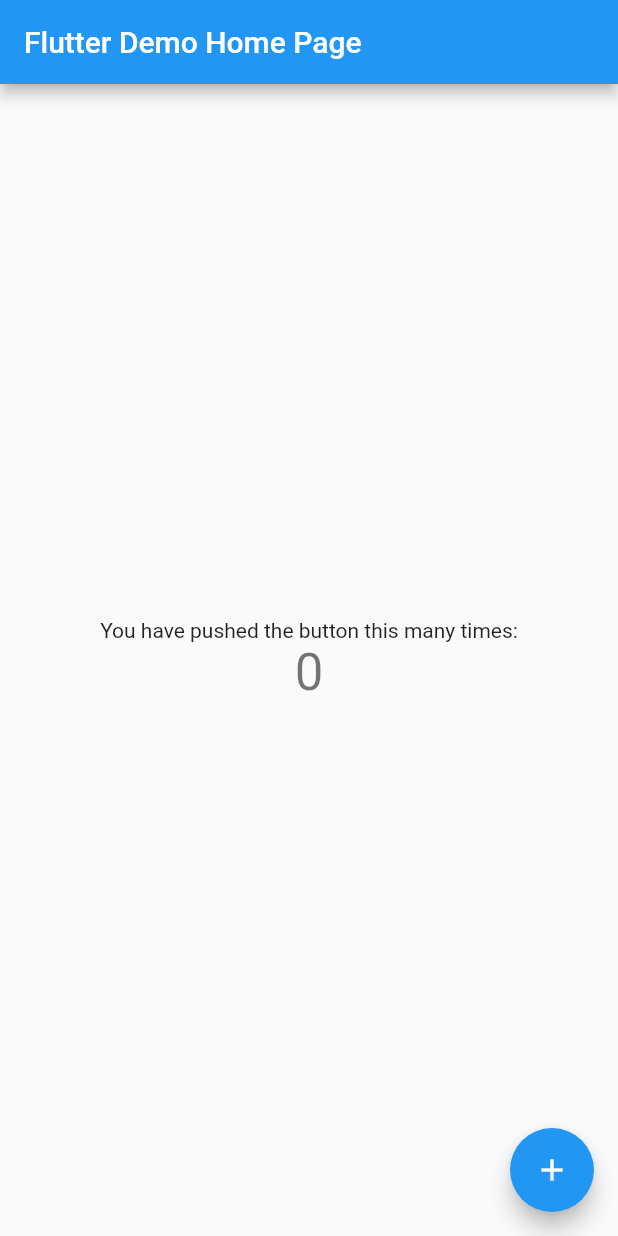
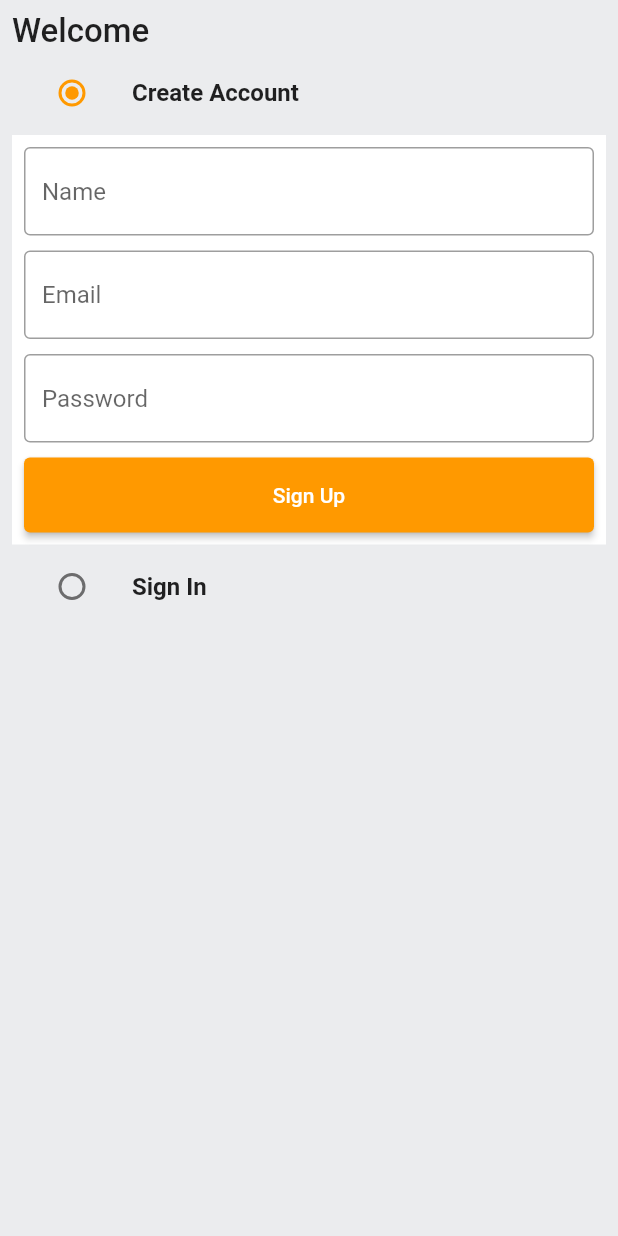
Before and after one commit to m-vishnuraj/amazon_clone, a Flutter app: the screen it shows after launch, on a phone screen of 412 x 824 dp. Run offline on Flutter 3.47's test engine with Material 2 defaults, Android fonts, the phone set to English and light mode, and no system bars.

Commit message:
auth ui completed

```diff
--- /dev/null
+++ b/lib/common/widgets/custom_button.dart
@@ -0,0 +1,22 @@
+import 'package:flutter/material.dart';
+
+class CustomButton extends StatelessWidget {
+  final String title;
+  final VoidCallback onTap;
+  const CustomButton({
+    super.key,
+    required this.title,
+    required this.onTap,
+  });
+
+  @override
+  Widget build(BuildContext context) {
+    return ElevatedButton(
+      onPressed: onTap,
+      child: Text(title),
+      style: ElevatedButton.styleFrom(
+        minimumSize: const Size(double.infinity, 50),
+      ),
+    );
+  }
+}
--- /dev/null
+++ b/lib/common/widgets/custom_textfield.dart
@@ -0,0 +1,29 @@
+import 'package:flutter/material.dart';
+
+class CustomTextFiled extends StatelessWidget {
+  final TextEditingController controller;
+  final String hintText;
+  const CustomTextFiled(
+      {super.key, required this.controller, required this.hintText});
+
+  @override
+  Widget build(BuildContext context) {
+    return TextFormField(
+      controller: controller,
+      decoration: InputDecoration(
+        hintText: hintText,
+        border: const OutlineInputBorder(
+          borderSide: BorderSide(
+            color: Colors.black38,
+          ),
+        ),
+        enabledBorder: const OutlineInputBorder(
+          borderSide: BorderSide(
+            color: Colors.black38,
+          ),
+        ),
+      ),
+      validator: (val) {},
+    );
+  }
+}
--- /dev/null
+++ b/lib/constants/global_variables.dart
@@ -0,0 +1,52 @@
+import 'package:flutter/material.dart';
+
+String uri = 'http://<yourip>:3000';
+
+class GlobalVariables {
+  // COLORS
+  static const appBarGradient = LinearGradient(
+    colors: [
+      Color.fromARGB(255, 29, 201, 192),
+      Color.fromARGB(255, 125, 221, 216),
+    ],
+    stops: [0.5, 1.0],
+  );
+
+  static const secondaryColor = Color.fromRGBO(255, 153, 0, 1);
+  static const backgroundColor = Colors.white;
+  static const Color greyBackgroundColor = Color(0xffebecee);
+  static var selectedNavBarColor = Colors.cyan[800]!;
+  static const unselectedNavBarColor = Colors.black87;
+
+  // STATIC IMAGES
+  // static const List<String> carouselImages = [
+  //   'https://images-eu.ssl-images-amazon.com/images/G/31/img21/Wireless/WLA/TS/D37847648_Accessories_savingdays_Jan22_Cat_PC_1500.jpg',
+  //   'https://images-eu.ssl-images-amazon.com/images/G/31/img2021/Vday/bwl/English.jpg',
+  //   'https://images-eu.ssl-images-amazon.com/images/G/31/img22/Wireless/AdvantagePrime/BAU/14thJan/D37196025_IN_WL_AdvantageJustforPrime_Jan_Mob_ingress-banner_1242x450.jpg',
+  //   'https://images-na.ssl-images-amazon.com/images/G/31/Symbol/2020/00NEW/1242_450Banners/PL31_copy._CB432483346_.jpg',
+  //   'https://images-na.ssl-images-amazon.com/images/G/31/img21/shoes/September/SSW/pc-header._CB641971330_.jpg',
+  // ];
+
+  // static const List<Map<String, String>> categoryImages = [
+  //   {
+  //     'title': 'Mobiles',
+  //     'image': 'assets/images/mobiles.jpeg',
+  //   },
+  //   {
+  //     'title': 'Essentials',
+  //     'image': 'assets/images/essentials.jpeg',
+  //   },
+  //   {
+  //     'title': 'Appliances',
+  //     'image': 'assets/images/appliances.jpeg',
+  //   },
+  //   {
+  //     'title': 'Books',
+  //     'image': 'assets/images/books.jpeg',
+  //   },
+  //   {
+  //     'title': 'Fashion',
+  //     'image': 'assets/images/fashion.jpeg',
+  //   },
+  // ];
+}
--- /dev/null
+++ b/lib/features/auth/screens/auth_screen.dart
@@ -0,0 +1,168 @@
+import 'package:amazon_clone/common/widgets/custom_button.dart';
+import 'package:amazon_clone/common/widgets/custom_textfield.dart';
+import 'package:amazon_clone/constants/global_variables.dart';
+import 'package:flutter/material.dart';
+
+enum Auth {
+  signin,
+  signup,
+}
+
+class AuthScreen extends StatefulWidget {
+  static const routeName = '/auth-screen';
+  const AuthScreen({super.key});
+
+  @override
+  State<AuthScreen> createState() => _AuthScreenState();
+}
+
+class _AuthScreenState extends State<AuthScreen> {
+  Auth _auth = Auth.signup;
+  final _signupFormKey = GlobalKey<FormState>();
+  final _signinFormKey = GlobalKey<FormState>();
+
+  final TextEditingController _emailController = TextEditingController();
+  final TextEditingController _passwordController = TextEditingController();
+  final TextEditingController _nameController = TextEditingController();
+
+  @override
+  void dispose() {
+    _emailController.dispose();
+    _passwordController.dispose();
+    _nameController.dispose();
+    super.dispose();
+  }
+
+  @override
+  Widget build(BuildContext context) {
+    return Scaffold(
+      backgroundColor: GlobalVariables.greyBackgroundColor,
+      body: SafeArea(
+        child: Padding(
+          padding: const EdgeInsets.all(8.0),
+          child: Column(
+            crossAxisAlignment: CrossAxisAlignment.start,
+            children: [
+              const Text(
+                'Welcome',
+                style: TextStyle(
+                  fontSize: 22,
+                  fontWeight: FontWeight.w500,
+                ),
+              ),
+              ListTile(
+                tileColor: _auth == Auth.signup
+                    ? GlobalVariables.greyBackgroundColor
+                    : GlobalVariables.greyBackgroundColor,
+                title: const Text(
+                  'Create Account',
+                  style: TextStyle(fontWeight: FontWeight.bold),
+                ),
+                leading: Radio(
+                  activeColor: GlobalVariables.secondaryColor,
+                  value: Auth.signup,
+                  groupValue: _auth,
+                  onChanged: (Auth? val) {
+                    setState(() {
+                      _auth = val!;
+                    });
+                  },
+                ),
+              ),
+              if (_auth == Auth.signup)
+                Container(
+                  color: GlobalVariables.backgroundColor,
+                  child: Padding(
+                    padding: const EdgeInsets.all(8.0),
+                    child: Form(
+                      key: _signupFormKey,
+                      child: Column(
+                        children: [
+                          CustomTextFiled(
+                            controller: _nameController,
+                            hintText: 'Name',
+                          ),
+                          const SizedBox(
+                            height: 10,
+                          ),
+                          CustomTextFiled(
+                            controller: _emailController,
+                            hintText: 'Email',
+                          ),
+                          const SizedBox(
+                            height: 10,
+                          ),
+                          CustomTextFiled(
+                            controller: _passwordController,
+                            hintText: 'Password',
+                          ),
+                          const SizedBox(
+                            height: 10,
+                          ),
+                          CustomButton(
+                            title: 'Sign Up',
+                            onTap: () {},
+                          ),
+                        ],
+                      ),
+                    ),
+                  ),
+                ),
+              ListTile(
+                tileColor: _auth == Auth.signin
+                    ? GlobalVariables.greyBackgroundColor
+                    : GlobalVariables.greyBackgroundColor,
+                title: const Text(
+                  'Sign In',
+                  style: TextStyle(fontWeight: FontWeight.bold),
+                ),
+                leading: Radio(
+                  activeColor: GlobalVariables.secondaryColor,
+                  value: Auth.signin,
+                  groupValue: _auth,
+                  onChanged: (Auth? val) {
+                    setState(() {
+                      _auth = val!;
+                    });
+                  },
+                ),
+              ),
+              if (_auth == Auth.signin)
+                Container(
+                  color: GlobalVariables.backgroundColor,
+                  child: Padding(
+                    padding: const EdgeInsets.all(8.0),
+                    child: Form(
+                      key: _signinFormKey,
+                      child: Column(
+                        children: [
+                          CustomTextFiled(
+                            controller: _emailController,
+                            hintText: 'Email',
+                          ),
+                          const SizedBox(
+                            height: 10,
+                          ),
+                          CustomTextFiled(
+                            controller: _passwordController,
+                            hintText: 'Password',
+                          ),
+                          const SizedBox(
+                            height: 10,
+                          ),
+                          CustomButton(
+                            title: 'Sign In',
+                            onTap: () {},
+                          ),
+                        ],
+                      ),
+                    ),
+                  ),
+                ),
+            ],
+          ),
+        ),
+      ),
+    );
+  }
+}
--- a/lib/main.dart
+++ b/lib/main.dart
@@ -1,3 +1,6 @@
+import 'package:amazon_clone/constants/global_variables.dart';
+import 'package:amazon_clone/features/auth/screens/auth_screen.dart';
+import 'package:amazon_clone/router.dart';
 import 'package:flutter/material.dart';
 
 void main() {
@@ -7,109 +10,22 @@ void main() {
 class MyApp extends StatelessWidget {
   const MyApp({super.key});
 
-  // This widget is the root of your application.
   @override
   Widget build(BuildContext context) {
     return MaterialApp(
-      title: 'Flutter Demo',
+      title: 'Amazon Clone',
       theme: ThemeData(
-        // This is the theme of your application.
-        //
-        // Try running your application with "flutter run". You'll see the
-        // application has a blue toolbar. Then, without quitting the app, try
-        // changing the primarySwatch below to Colors.green and then invoke
-        // "hot reload" (press "r" in the console where you ran "flutter run",
-        // or simply save your changes to "hot reload" in a Flutter IDE).
-        // Notice that the counter didn't reset back to zero; the application
-        // is not restarted.
-        primarySwatch: Colors.blue,
+        scaffoldBackgroundColor: GlobalVariables.backgroundColor,
+        colorScheme: const ColorScheme.light(
+          primary: GlobalVariables.secondaryColor,
+        ),
+        appBarTheme: const AppBarTheme(
+          elevation: 0,
+          iconTheme: IconThemeData(color: Colors.black),
+        ),
       ),
-      home: const MyHomePage(title: 'Flutter Demo Home Page'),
+      onGenerateRoute: ((settings) => generateRoute(settings)),
+      home: const AuthScreen(),
     );
   }
 }
-
-class MyHomePage extends StatefulWidget {
-  const MyHomePage({super.key, required this.title});
-
-  // This widget is the home page of your application. It is stateful, meaning
-  // that it has a State object (defined below) that contains fields that affect
-  // how it looks.
-
-  // This class is the configuration for the state. It holds the values (in this
-  // case the title) provided by the parent (in this case the App widget) and
-  // used by the build method of the State. Fields in a Widget subclass are
-  // always marked "final".
-
-  final String title;
-
-  @override
-  State<MyHomePage> createState() => _MyHomePageState();
-}
-
-class _MyHomePageState extends State<MyHomePage> {
-  int _counter = 0;
-
-  void _incrementCounter() {
-    setState(() {
-      // This call to setState tells the Flutter framework that something has
-      // changed in this State, which causes it to rerun the build method below
-      // so that the display can reflect the updated values. If we changed
-      // _counter without calling setState(), then the build method would not be
-      // called again, and so nothing would appear to happen.
-      _counter++;
-    });
-  }
-
-  @override
-  Widget build(BuildContext context) {
-    // This method is rerun every time setState is called, for instance as done
-    // by the _incrementCounter method above.
-    //
-    // The Flutter framework has been optimized to make rerunning build methods
-    // fast, so that you can just rebuild anything that needs updating rather
-    // than having to individually change instances of widgets.
-    return Scaffold(
-      appBar: AppBar(
-        // Here we take the value from the MyHomePage object that was created by
-        // the App.build method, and use it to set our appbar title.
-        title: Text(widget.title),
-      ),
-      body: Center(
-        // Center is a layout widget. It takes a single child and positions it
-        // in the middle of the parent.
-        child: Column(
-          // Column is also a layout widget. It takes a list of children and
-          // arranges them vertically. By default, it sizes itself to fit its
-          // children horizontally, and tries to be as tall as its parent.
-          //
-          // Invoke "debug painting" (press "p" in the console, choose the
-          // "Toggle Debug Paint" action from the Flutter Inspector in Android
-          // Studio, or the "Toggle Debug Paint" command in Visual Studio Code)
-          // to see the wireframe for each widget.
-          //
-          // Column has various properties to control how it sizes itself and
-          // how it positions its children. Here we use mainAxisAlignment to
-          // center the children vertically; the main axis here is the vertical
-          // axis because Columns are vertical (the cross axis would be
-          // horizontal).
-          mainAxisAlignment: MainAxisAlignment.center,
-          children: <Widget>[
-            const Text(
-              'You have pushed the button this many times:',
-            ),
-            Text(
-              '$_counter',
-              style: Theme.of(context).textTheme.headline4,
-            ),
-          ],
-        ),
-      ),
-      floatingActionButton: FloatingActionButton(
-        onPressed: _incrementCounter,
-        tooltip: 'Increment',
-        child: const Icon(Icons.add),
-      ), // This trailing comma makes auto-formatting nicer for build methods.
-    );
-  }
-}
--- /dev/null
+++ b/lib/router.dart
@@ -0,0 +1,21 @@
+import 'package:amazon_clone/features/auth/screens/auth_screen.dart';
+import 'package:flutter/material.dart';
+
+Route<dynamic> generateRoute(RouteSettings routeSettings) {
+  switch (routeSettings.name) {
+    case AuthScreen.routeName:
+      return MaterialPageRoute(
+        settings: routeSettings,
+        builder: (_) => const AuthScreen(),
+      );
+    default:
+      return MaterialPageRoute(
+        settings: routeSettings,
+        builder: (_) => Scaffold(
+          body: Center(
+            child: Text('No route defined for ${routeSettings.name}'),
+          ),
+        ),
+      );
+  }
+}
```
